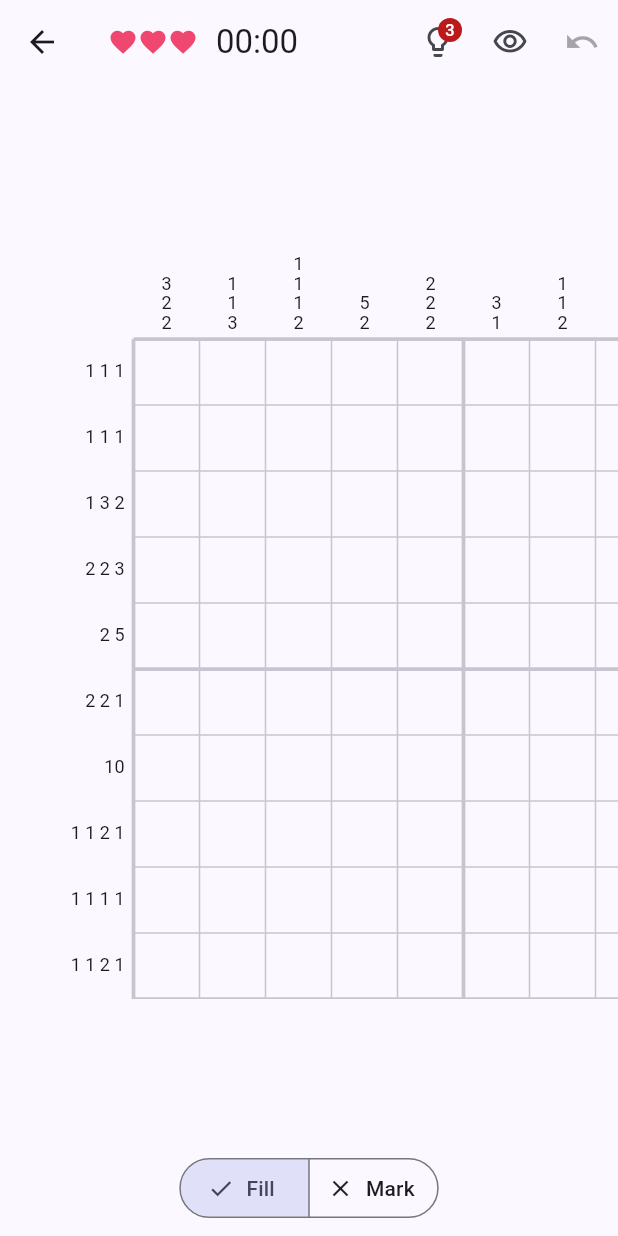
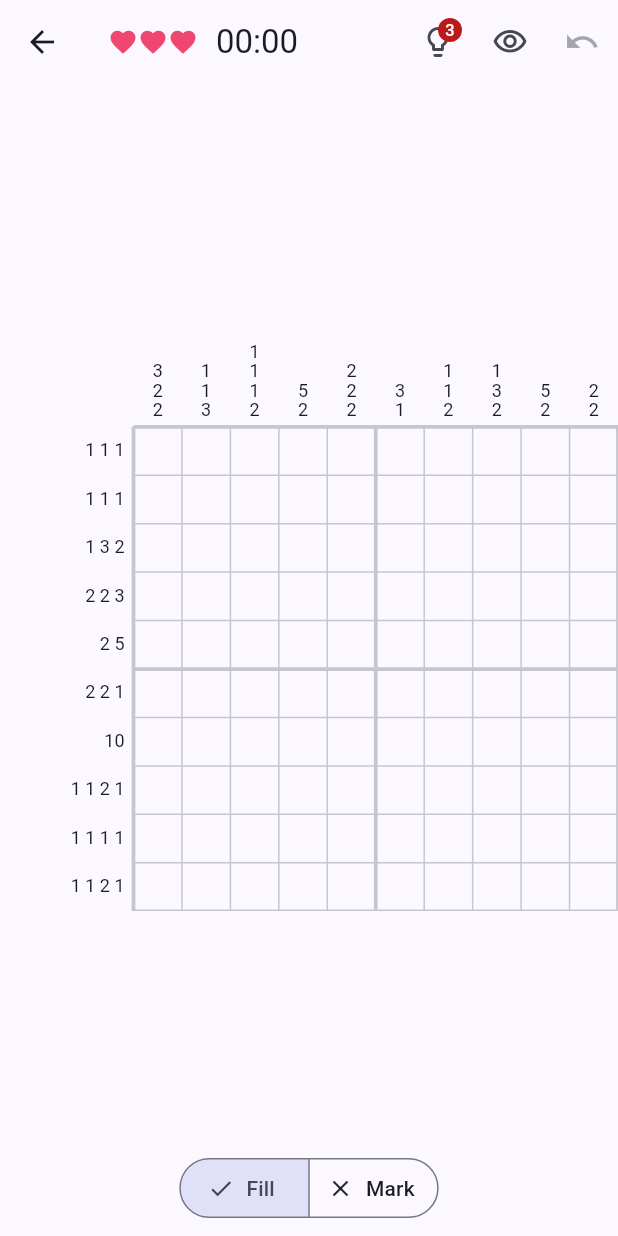
Before and after one commit to sogragli4/Numagram, a Flutter app: the screen it shows after launch, after a tap on "Continue", after a tap on "Skip tutorial", after a tap on "Play Today's Puzzle", on a phone screen of 412 x 824 dp. Run offline on Flutter 3.47's test engine with Material 3 defaults, Android fonts, the phone set to English and light mode, and no system bars; our stand-ins replace audioplayers, firebase_analytics, firebase_core, flutter_local_notifications, flutter_riverpod, google_mobile_ads and 4 more; missing offline and left inert: app_tracking_transparency, applovin_max; accounts and stored records are empty; generated files the repository leaves out were written again.

Commit message:
Fix board overflow: size cells to fit the viewport, not a fixed 44pt
A 10x10 daily puzzle never fit most phones' width at the old fixed
44pt/cell size, forcing a horizontal pan just to reach every cell —
found on a real connected device. The board now computes a cell size
that fits the whole grid at scale 1, capped at the 44pt accessibility
target so small grids never render oversized; InteractiveViewer's
maxScale is raised so a player can still pinch in to a true 44pt touch
target when a larger grid had to shrink below it to fit.

Also verified German/Spanish/French render correctly on a real device
(home screen and board), closing out the "no device/emulator" gap
noted since Phase 2.

Co-Authored-By: Claude Sonnet 5 <noreply@anthropic.com>

```diff
--- a/lib/presentation/game/board_screen.dart
+++ b/lib/presentation/game/board_screen.dart
@@ -1,9 +1,12 @@
+import 'dart:math' as math;
+
 import 'package:flutter/material.dart';
 import 'package:flutter_riverpod/flutter_riverpod.dart';
 import 'package:nonogram_daily/core/constants.dart';
 import 'package:nonogram_daily/core/l10n_gen/app_localizations.dart';
 import 'package:nonogram_daily/core/theme.dart';
 import 'package:nonogram_daily/domain/entities/cell_state.dart';
+import 'package:nonogram_daily/domain/entities/game_session.dart';
 import 'package:nonogram_daily/presentation/game/board_controller.dart';
 import 'package:nonogram_daily/presentation/game/board_layout.dart';
 import 'package:nonogram_daily/presentation/game/board_painter.dart';
@@ -129,12 +132,6 @@ class _BoardScreenState extends ConsumerState<BoardScreen>
     });
 
     final appSettings = ref.watch(appSettingsControllerProvider);
-    final layout = BoardLayout(
-      puzzleWidth: session.width,
-      puzzleHeight: session.height,
-      rowClues: session.puzzle.rowClues,
-      columnClues: session.puzzle.columnClues,
-    );
     final palette = appSettings.colorblindPalette
         ? BoardPalette.colorblindSafe
         : BoardPalette.standard;
@@ -196,7 +193,25 @@ class _BoardScreenState extends ConsumerState<BoardScreen>
       body: Column(
         children: [
           Expanded(
-            child: Listener(
+            child: LayoutBuilder(
+              builder: (context, constraints) {
+                final layout = _fitBoardLayout(
+                  session: session,
+                  availableWidth: constraints.maxWidth,
+                  availableHeight: constraints.maxHeight,
+                );
+                // The board always starts at scale 1 sized to fit the
+                // viewport (see _fitBoardLayout) — maxScale lets a player
+                // pinch in from there up to the true accessibility-minimum
+                // 44pt touch target (BoardLayout.minTouchTargetSize) even
+                // when the fitted cell size had to shrink below it, per
+                // the "minimum 44pt effective touch target after zoom"
+                // requirement.
+                final double maxScale = math.max(
+                  3,
+                  BoardLayout.minTouchTargetSize / layout.cellSize,
+                );
+                return Listener(
                   onPointerDown: _onPointerDown,
                   onPointerMove: _onPointerMove,
                   onPointerUp: _onPointerUp,
@@ -204,12 +219,14 @@ class _BoardScreenState extends ConsumerState<BoardScreen>
                     child: InteractiveViewer(
                       transformationController: _transformationController,
                       minScale: 1,
-                  maxScale: 3,
+                      maxScale: maxScale,
                       boundaryMargin: const EdgeInsets.all(80),
                       child: GestureDetector(
                         onTapUp: (details) {
                           final cell = layout.cellAt(details.localPosition);
-                      if (cell != null) controller.tapCell(cell.$1, cell.$2);
+                          if (cell != null) {
+                            controller.tapCell(cell.$1, cell.$2);
+                          }
                         },
                         onLongPressStart: (details) {
                           final cell = layout.cellAt(details.localPosition);
@@ -246,6 +263,8 @@ class _BoardScreenState extends ConsumerState<BoardScreen>
                       ),
                     ),
                   ),
+                );
+              },
             ),
           ),
           SafeArea(
@@ -320,4 +339,50 @@ class _BoardScreenState extends ConsumerState<BoardScreen>
     final seconds = (totalSeconds % 60).toString().padLeft(2, '0');
     return '$minutes:$seconds';
   }
+
+  /// A cell size that fits [session]'s whole grid inside the available
+  /// viewport at scale 1, capped at [BoardLayout.minTouchTargetSize] so a
+  /// small grid (e.g. 5x5) never renders with oversized cells. Only once
+  /// even the smallest reasonable cell size still can't fit (a large grid
+  /// on a small screen) does the board fall back to the Phase 2 spec's
+  /// pinch-to-zoom-and-pan behavior, rather than every grid size needing
+  /// it regardless of how few cells it has.
+  ///
+  /// The clue gutter's width depends on the clue text alone, not on the
+  /// final cell size (see `BoardLayout._gutterWidthFor`) — a first pass
+  /// with the default (largest) cell size gets a safe, slightly-
+  /// conservative gutter estimate to size the grid against, avoiding a
+  /// circular cellSize-depends-on-gutter-depends-on-cellSize computation.
+  BoardLayout _fitBoardLayout({
+    required GameSession session,
+    required double availableWidth,
+    required double availableHeight,
+  }) {
+    final probe = BoardLayout(
+      puzzleWidth: session.width,
+      puzzleHeight: session.height,
+      rowClues: session.puzzle.rowClues,
+      columnClues: session.puzzle.columnClues,
+    );
+    final fitWidth = (availableWidth - probe.clueGutterWidth) / session.width;
+    final fitHeight =
+        (availableHeight - probe.clueGutterHeight) / session.height;
+    final cellSize = math
+        .min(fitWidth, fitHeight)
+        .clamp(_minRenderedCellSize, BoardLayout.minTouchTargetSize);
+
+    return BoardLayout(
+      puzzleWidth: session.width,
+      puzzleHeight: session.height,
+      rowClues: session.puzzle.rowClues,
+      columnClues: session.puzzle.columnClues,
+      cellSize: cellSize,
+    );
   }
+}
+
+/// Defensive floor only — keeps the fit computation from ever producing a
+/// zero/negative cell size on a pathological (near-zero) viewport. Not an
+/// accessibility target; [InteractiveViewer]'s pinch-zoom is what actually
+/// gets a player from here up to a real touch-friendly size.
+const _minRenderedCellSize = 8.0;
```
Also changed, not shown: lib/presentation/game/board_layout.dart (+7 -5 lines), 1 other file. Lines whose indentation alone changed are shown as unchanged.
